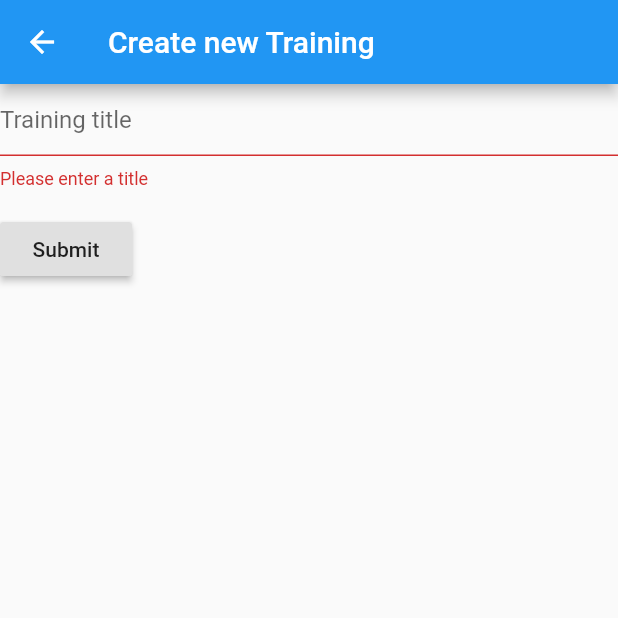
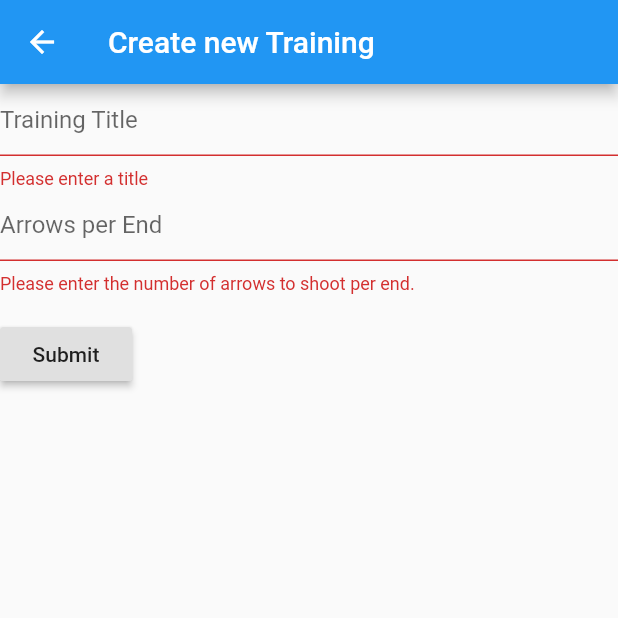
Before and after one commit to Kenneth-Schroeder/Wingman, a Flutter app: the TrainingCreation screen opened directly, after a tap on "Submit", on a phone screen of 412 x 824 dp, the top half of it. Run offline on Flutter 3.47's test engine with Material 2 defaults, Android fonts, the phone set to English and light mode, and no system bars; our stand-ins replace flutter_slidable, sqflite; missing offline and left inert: gesture_x_detector; accounts and stored records are empty; statements that could not run were skipped.

Commit message:
add arrow count to training creation page, handle all arrow counts in training summary

```diff
--- a/lib/ArrowPainter.dart
+++ b/lib/ArrowPainter.dart
@@ -4,7 +4,6 @@ import 'package:flutter/material.dart';
 import 'ScoreInstance.dart';
 
 class ArrowPainter extends CustomPainter {
-  ArrowPainter(this._offset, this._radius, this._spot); // TODO include default position
   ArrowPainter.fromInstance(
       ScoreInstance instance, this._spot, Offset targetCenter, double targetRadius, this._isDragged, this._scaleFactor)
       : this._offset = instance.getCartesianCoordinates(targetRadius) + targetCenter,
--- a/lib/ScoreInstance.dart
+++ b/lib/ScoreInstance.dart
@@ -56,7 +56,6 @@ class ScoreInstance {
     score = distance.floor();
 
     return score;
-    // todo make sure it works with 10s
     // TODO different calculation for different target type
   }
 
--- a/lib/TargetPage.dart
+++ b/lib/TargetPage.dart
@@ -176,9 +176,6 @@ class _TargetPageState extends State<TargetPage> {
     );
   }
 
-  // TODO recognize scores of arrows
-  // TODO different arrow numbers 3/6 ...
-
   void resetArrows() {
     arrows[endIndex].forEach((element) {
       element.reset();
@@ -187,7 +184,6 @@ class _TargetPageState extends State<TargetPage> {
   }
 
   void nextRound() async {
-    // TODO SAVE ARROW POSITIONS
     await dbService.updateAllEndsOfTraining(widget.training.id, arrows);
 
     // go forward and if we hit the end, create more ends...
--- a/lib/TrainingCreation.dart
+++ b/lib/TrainingCreation.dart
@@ -1,5 +1,6 @@
 import 'package:flutter/material.dart';
 import 'database_service.dart';
+import 'package:flutter/services.dart';
 import 'package:fluttertraining/TrainingInstance.dart';
 
 class TrainingCreation extends StatefulWidget {
@@ -38,7 +39,7 @@ class _TrainingCreationState extends State<TrainingCreation> {
         children: <Widget>[
           TextFormField(
             decoration: const InputDecoration(
-              hintText: 'Training title',
+              hintText: 'Training Title',
             ),
             validator: (value) {
               if (value.isEmpty) {
@@ -49,6 +50,24 @@ class _TrainingCreationState extends State<TrainingCreation> {
             onSaved: (String value) {
               newTraining.title = value;
             },
+          ),
+          TextFormField(
+            decoration: const InputDecoration(
+              hintText: 'Arrows per End',
+            ),
+            validator: (value) {
+              if (value.isEmpty) {
+                return 'Please enter the number of arrows to shoot per end.';
+              }
+              if (int.parse(value) <= 0) {
+                return 'Please enter a value greater than 0.';
+              }
+              return null;
+            },
+            onSaved: (String value) {
+              newTraining.arrowsPerEnd = int.parse(value);
+            },
+            inputFormatters: [WhitelistingTextInputFormatter.digitsOnly],
           ),
           Padding(
             padding: const EdgeInsets.symmetric(vertical: 16.0),
```
Also changed, not shown: lib/LoadingPage.dart (deleted, +0 -17 lines), lib/TrainingSummary.dart (+13 -4 lines), 1 other file.
